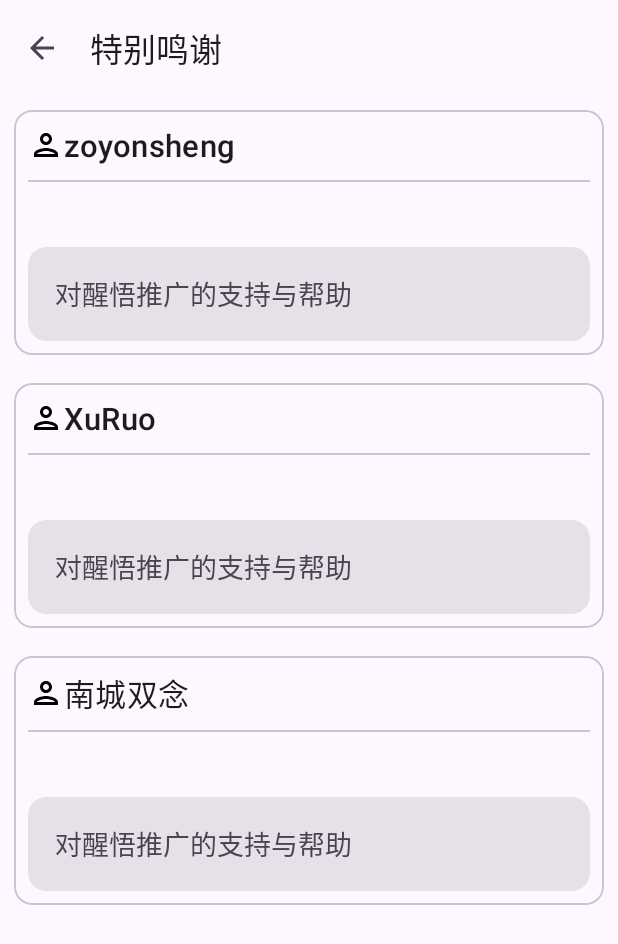
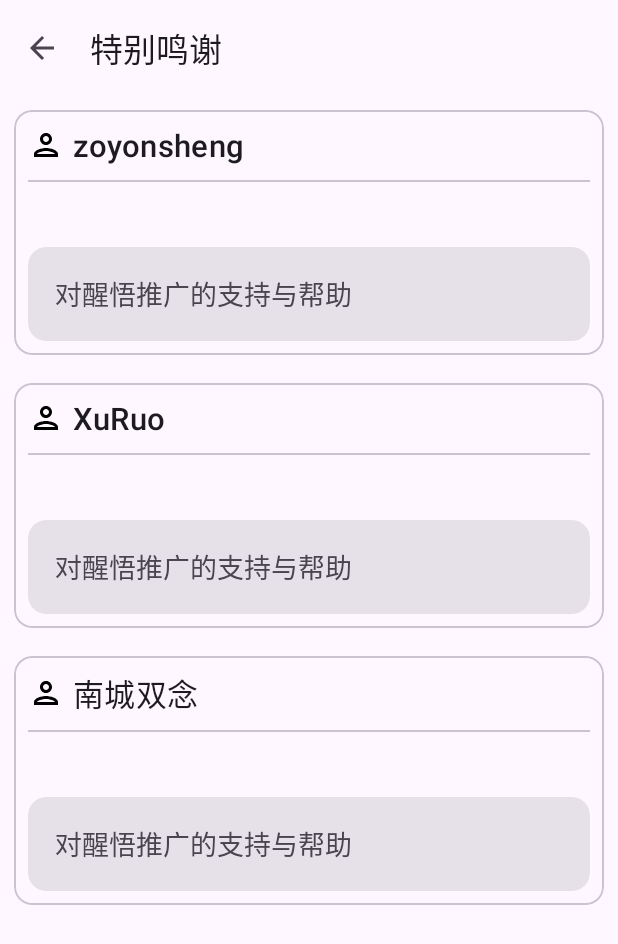
Before and after one commit to LiuXing0327/LiuXingDaily, an Android app: the SpecialThanksActivity screen opened directly, with no data from a screen before it, on a phone screen of 412 x 824 dp. Shown: the top 944 px of the screen. Run offline under Robolectric (Android 15) with nearby library versions, the phone set to English and light mode, and no system bars.

Commit message:
Add tv margin start to 5dp

```diff
--- a/app/src/main/res/layout/item_special_thanks_list.xml
+++ b/app/src/main/res/layout/item_special_thanks_list.xml
@@ -23,6 +23,7 @@
                 android:layout_height="wrap_content" />
 
             <com.google.android.material.textview.MaterialTextView
+                android:layout_marginStart="@dimen/dp_5"
                 android:textAppearance="?attr/textAppearanceListItem"
                 android:ellipsize="marquee"
                 android:id="@+id/tv_special_thanks_name"
```
